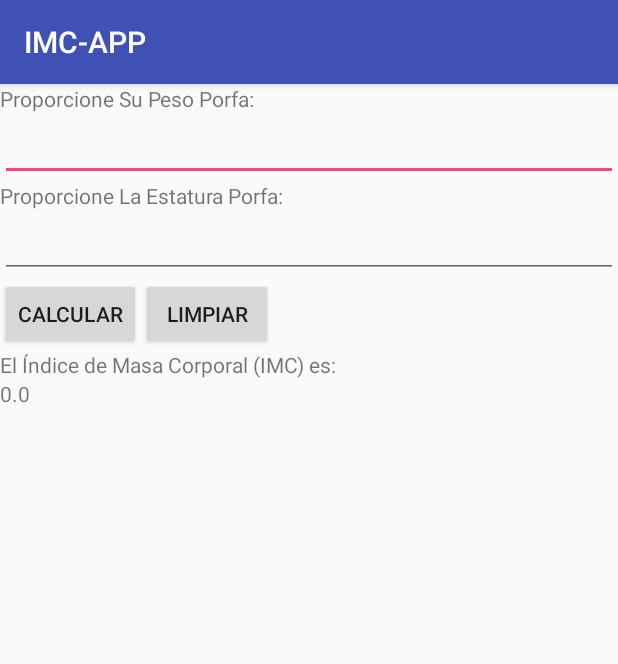
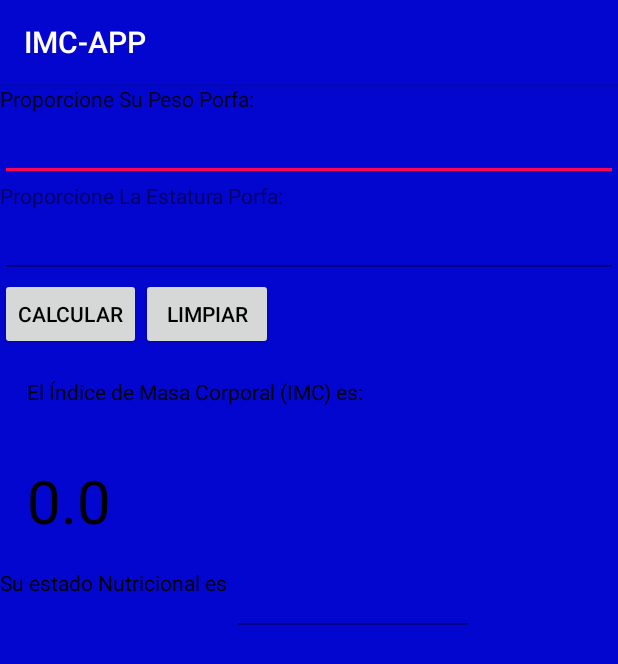
Before and after one commit to DavidGonzalez13/ImcApp, an Android app: the screen it shows after launch (MainActivity), on a phone screen of 412 x 824 dp. Shown: the top 664 px of the screen. Run offline under Robolectric (Android 15) with nearby library versions, the phone set to English and light mode, and no system bars.

Commit message:
Imc: Version Mejorada incluye la tabla nutricional

```diff
--- a/app/src/main/res/layout/activity_main.xml
+++ b/app/src/main/res/layout/activity_main.xml
@@ -1,22 +1,25 @@
 <?xml version="1.0" encoding="utf-8"?>
-<LinearLayout
-    xmlns:android="http://schemas.android.com/apk/res/android"
+<LinearLayout xmlns:android="http://schemas.android.com/apk/res/android"
     xmlns:app="http://schemas.android.com/apk/res-auto"
     xmlns:tools="http://schemas.android.com/tools"
     android:layout_width="match_parent"
     android:layout_height="match_parent"
+    android:background="@color/colorPrimary"
     android:orientation="vertical"
-    tools:context="com.example.david.imc_app.MainActivity" >
+    tools:context="com.example.david.imc_app.MainActivity">
 
     <TextView
         android:layout_width="wrap_content"
         android:layout_height="wrap_content"
-        android:text="Proporcione Su Peso Porfa:"/>
+        android:background="@color/colorPrimary"
+        android:text="Proporcione Su Peso Porfa:"
+        android:textColor="?attr/actionMenuTextColor" />
 
     <EditText
+        android:id="@+id/campo_peso"
         android:layout_width="match_parent"
         android:layout_height="wrap_content"
-        android:id="@+id/campo_peso"/>
+        android:textColor="@android:color/background_dark" />
 
     <TextView
         android:layout_width="wrap_content"
@@ -24,40 +27,65 @@
         android:text="Proporcione La Estatura Porfa:" />
 
     <EditText
+        android:id="@+id/campo_estatura"
         android:layout_width="match_parent"
         android:layout_height="wrap_content"
-        android:id="@+id/campo_estatura"/>
+        android:textColor="@android:color/black" />
 
     <LinearLayout
         android:layout_width="match_parent"
-        android:layout_height="wrap_content"
-        android:orientation="horizontal">
+        android:layout_height="wrap_content">
 
         <Button
+            android:id="@+id/boton_calcular"
             android:layout_width="wrap_content"
             android:layout_height="wrap_content"
+            android:onClick="CalculaIMC"
             android:text="Calcular"
-            android:onClick="CalculaIMC"
-            android:id="@+id/boton_calcular"/>
+            android:textColor="@android:color/background_dark" />
 
         <Button
+            android:id="@+id/btnClear"
             android:layout_width="wrap_content"
             android:layout_height="wrap_content"
+            android:onClick="Limpiar"
             android:text="Limpiar"
-            android:onClick="Limpiar"
-            android:id="@+id/btnClear"/>
+            android:textColor="@android:color/background_dark" />
     </LinearLayout>
 
 
     <TextView
         android:layout_width="wrap_content"
         android:layout_height="wrap_content"
+        android:padding="18dp"
         android:text="El Índice de Masa Corporal (IMC) es:"
-         />
+        android:textColor="@android:color/background_dark" />
 
     <TextView
+        android:id="@+id/etiqueta_imc"
         android:layout_width="wrap_content"
         android:layout_height="wrap_content"
-        android:id="@+id/etiqueta_imc"
-        android:text="0.0"/>
+        android:padding="18dp"
+        android:text="0.0"
+        android:textAlignment="center"
+        android:textColor="@android:color/background_dark"
+        android:textSize="40dp" />
+
+    <LinearLayout
+        android:layout_width="wrap_content"
+        android:layout_height="wrap_content"
+        android:orientation="horizontal">
+
+        <TextView
+            android:layout_width="match_parent"
+            android:layout_height="match_parent"
+            android:text="Su estado Nutricional es "
+            android:textColor="@android:color/background_dark" />
+
+        <EditText
+            android:id="@+id/calcular"
+            android:layout_width="161dp"
+            android:layout_height="wrap_content" />
+    </LinearLayout>
+
 </LinearLayout>
--- a/app/src/main/res/values/colors.xml
+++ b/app/src/main/res/values/colors.xml
@@ -1,6 +1,6 @@
 <?xml version="1.0" encoding="utf-8"?>
 <resources>
-    <color name="colorPrimary">#3F51B5</color>
-    <color name="colorPrimaryDark">#303F9F</color>
-    <color name="colorAccent">#FF4081</color>
+    <color name="colorPrimary">#0306ce</color>
+    <color name="colorPrimaryDark">#06fb1e</color>
+    <color name="colorAccent">#fc0559</color>
 </resources>
```
Also changed, not shown: app/src/main/java/com/example/david/imc_app/MainActivity.java (+61 -20 lines), app/src/main/res/values/strings.xml (+7 -0 lines), 23 other files.
